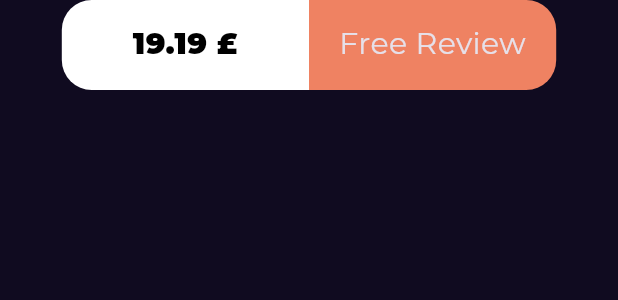
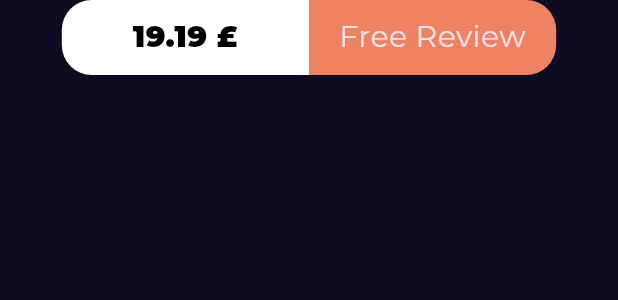
Before and after one commit to ahmedadss2003/bookly_app, a Flutter app: the CustomBarBookDetailes widget shown alone on an empty page, opened directly, on a phone screen of 412 x 824 dp. Shown: the top 300 px of the screen. Run offline on Flutter 3.47's test engine with Material 3 defaults, Android fonts, the phone set to English and light mode, and no system bars; our stand-ins replace go_router, google_fonts; missing offline and left inert: font_awesome_icon_class; network calls fail.

```diff
--- a/lib/Feature/home/presentation/views/widgets/book_rating.dart
+++ b/lib/Feature/home/presentation/views/widgets/book_rating.dart
@@ -14,9 +14,9 @@ class BooksRating extends StatelessWidget {
         children: [
           const Icon(FontAwesomeIcons.solidStar,color:Color(0xffFFDD4F) ,size: 20,),
           const SizedBox(width: 10,) ,
-        const Text("4.8" , style: Styles.textStyle18,) ,
+        const Text("4.8" , style: Styles.textStyle16,) ,
           const SizedBox(width: 5 ,) ,
-          Text("(4161)" , style: Styles.textStyle18.copyWith(color:const Color(0xff707070)),) ,
+          Text("(4161)" , style: Styles.textStyle14.copyWith(color:const Color(0xff707070)),) ,
         ],
       ),
     );
--- a/lib/Feature/home/presentation/views/widgets/custom_bar_books_detailes.dart
+++ b/lib/Feature/home/presentation/views/widgets/custom_bar_books_detailes.dart
@@ -13,16 +13,15 @@ class CustomBarBookDetailes extends StatelessWidget {
         Container(
           decoration:const BoxDecoration(
           color: Colors.white,
-
           borderRadius: BorderRadius.only(
           topLeft: Radius.circular(20.0),
           bottomLeft: Radius.circular(20.0),
           ),
           ),
           width: width*0.4 ,
-          height: 60,
+          height: 50,
           child: Padding(
-            padding: const EdgeInsets.symmetric(vertical: 15.0),
+            padding: const EdgeInsets.symmetric(vertical: 10.0),
             child: Text(
               "19.19 £"  ,
                textAlign: TextAlign.center,
@@ -39,9 +38,9 @@ class CustomBarBookDetailes extends StatelessWidget {
           ),
           ),
           width: width*0.4 ,
-          height: 60,
+          height: 50,
           child:const Padding(
-            padding: EdgeInsets.symmetric(vertical: 15.0),
+            padding: EdgeInsets.symmetric(vertical: 10.0),
             child: Text(
               "Free Review"  ,
               textAlign: TextAlign.center,
```
